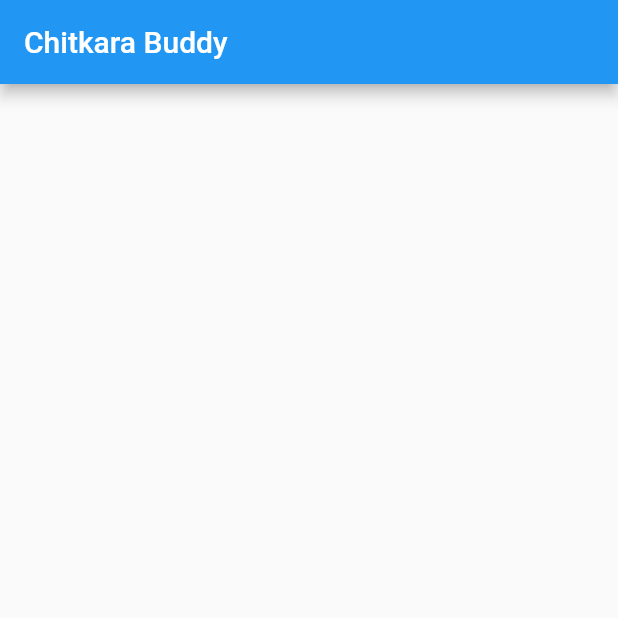
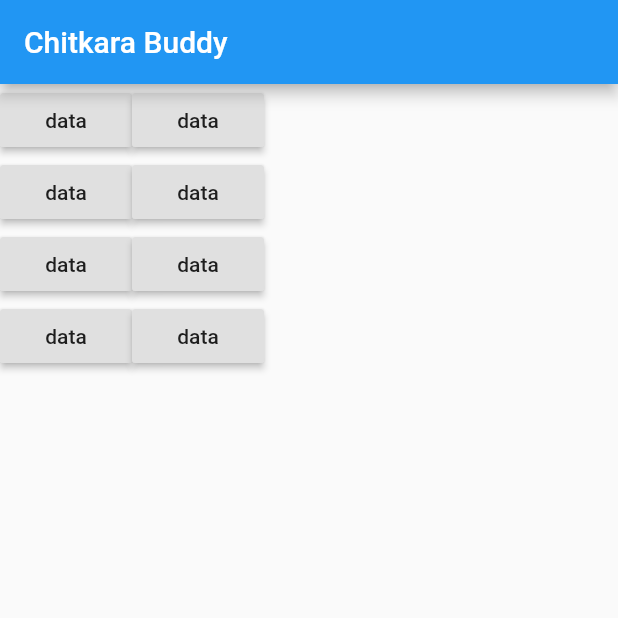
Before and after one commit to RajKapashia/chit_info, a Flutter app: the screen it shows after launch, on a phone screen of 412 x 824 dp, the top half of it. Run offline on Flutter 3.47's test engine with Material 2 defaults, Android fonts, the phone set to English and light mode, and no system bars.

Commit message:
added rows and columns

```diff
--- a/chit_info1/lib/mainScreen.dart
+++ b/chit_info1/lib/mainScreen.dart
@@ -16,6 +16,60 @@ class mScreenState extends State<mScreen> {
          appBar: AppBar(
            title: Text("Chitkara Buddy"),
          ),
+           body: Material(
+             child: ListView(
+             children: <Widget>[
+                  Row(
+                    children: <Widget>[
+                       RaisedButton(
+                           child: Text("data"),
+                           onPressed: (){},
+                       ),
+                       RaisedButton(
+                           child: Text("data"),
+                           onPressed: (){},
+                       ),
+                    ],
+                  ),
+                  Row(
+                    children: <Widget>[
+                       RaisedButton(
+                           child: Text("data"),
+                           onPressed: (){},
+                       ),
+                       RaisedButton(
+                           child: Text("data"),
+                           onPressed: (){},
+                       ),
+                    ],
+                  ),
+                  Row(
+                    children: <Widget>[
+                       RaisedButton(
+                           child: Text("data"),
+                           onPressed: (){},
+                       ),
+                       RaisedButton(
+                           child: Text("data"),
+                           onPressed: (){},
+                       ),
+                    ],
+                  ),
+                  Row(
+                    children: <Widget>[
+                       RaisedButton(
+                           child: Text("data"),
+                           onPressed: (){},
+                       ),
+                       RaisedButton(
+                           child: Text("data"),
+                           onPressed: (){},
+                       ),
+                    ],
+                  ),
+             ],
+           ),
+           ),
     );
   }
 
```
